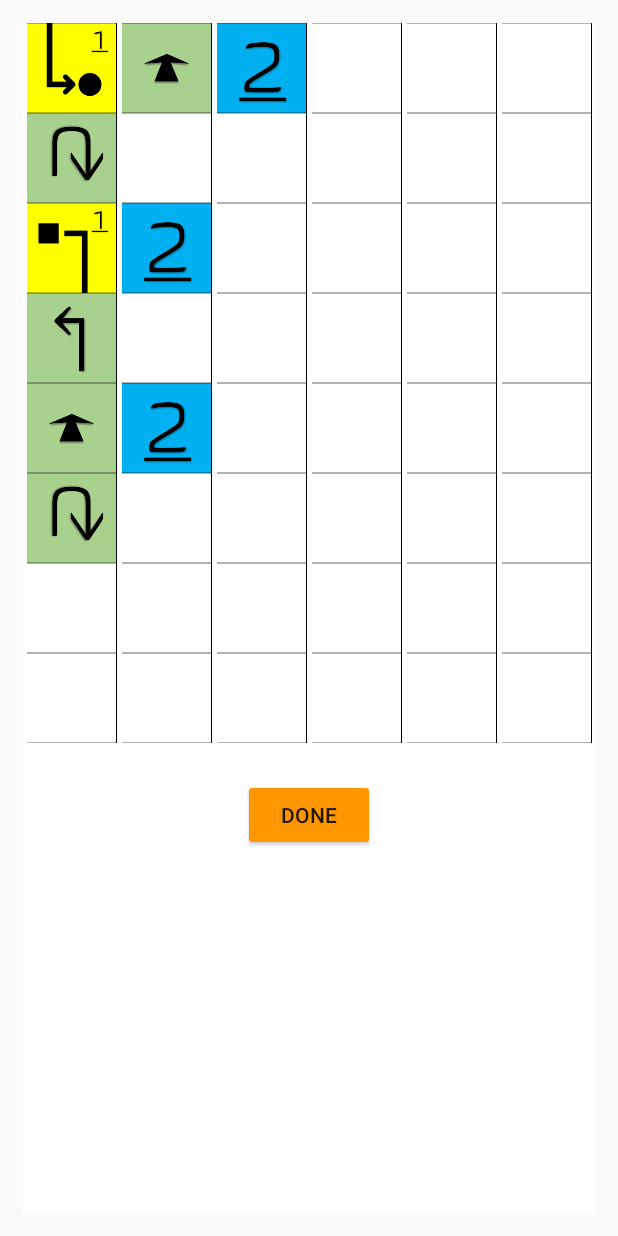
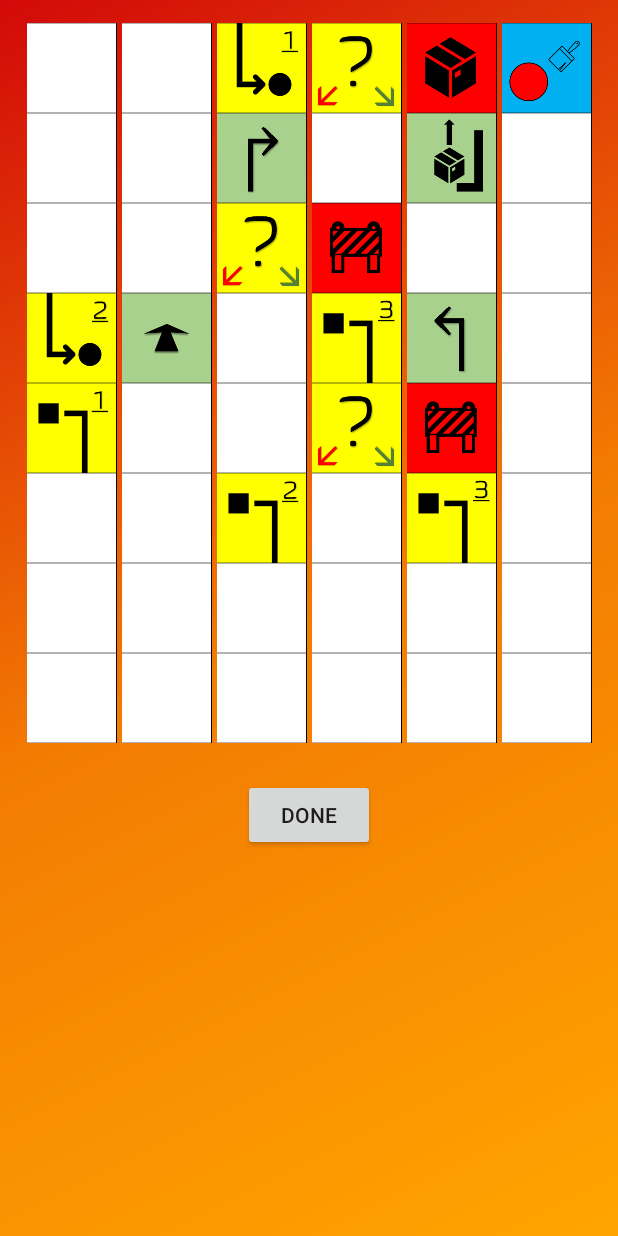
Before and after one commit to hilakornis/236333-Project-in-Arduino-IoT-RoboCode, an Android app: the ReacheckActivity screen opened directly, with no data from a screen before it, on a phone screen of 412 x 824 dp. Run offline under Robolectric (Android 15) with nearby library versions, the phone set to English and light mode, and no system bars.

Commit message:
fix style

```diff
--- a/app/src/main/res/layout/activity_reacheck.xml
+++ b/app/src/main/res/layout/activity_reacheck.xml
@@ -4,8 +4,9 @@
     xmlns:tools="http://schemas.android.com/tools"
     android:layout_width="match_parent"
     android:layout_height="match_parent"
-    tools:context=".ui.ReacheckActivity">
-    <ScrollView android:background="#FFFFFF"
+    tools:context=".ui.ReacheckActivity"
+    android:background="@drawable/sign_bg">
+    <ScrollView
         android:layout_width="match_parent"
         android:layout_height="match_parent"
         android:layout_margin="15dp">
@@ -17,7 +18,6 @@
                 android:id="@+id/tableLayout2"
                 android:layout_width="wrap_content"
                 android:layout_height="wrap_content"
-                android:background="#ffffff"
                 android:shrinkColumns="*"
                 android:stretchColumns="*"
                 app:layout_constraintEnd_toEndOf="parent"
@@ -538,7 +538,6 @@ android:scaleType="fitCenter"
                 android:layout_marginStart="162dp"
                 android:layout_marginTop="24dp"
                 android:layout_marginEnd="162dp"
-                android:backgroundTint="#FF9800"
                 android:text="Done"
                 app:layout_constraintBottom_toBottomOf="parent"
                 app:layout_constraintEnd_toEndOf="parent"
```
Also changed, not shown: app/src/main/java/com/example/a236333_hw3/ExecuteTask.java (+17 -17 lines).
